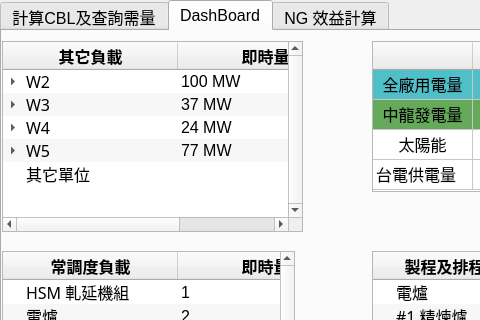
JoesphChou/InterfaceForDispatch, file ui.ui: the form before one commit; both pictures show x 0 to 480 and y 0 to 320 of the 847 by 838 pixel window.
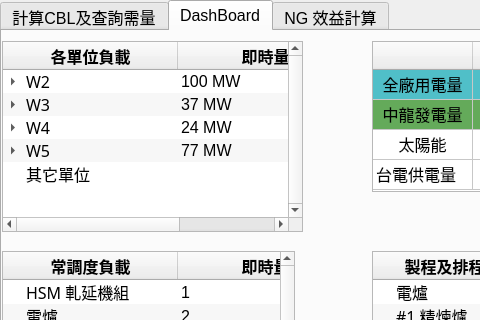
The form after the commit. The open tabs and pages were chosen to show the change.

Patch:
```diff
--- a/ui.ui
+++ b/ui.ui
@@ -966,7 +966,7 @@
      </attribute>
      <column>
       <property name="text">
-       <string>其它負載</string>
+       <string>各單位負載</string>
       </property>
       <property name="font">
        <font>
```
Left out of the diff: 10 changed lines with no effect on the pictures.
